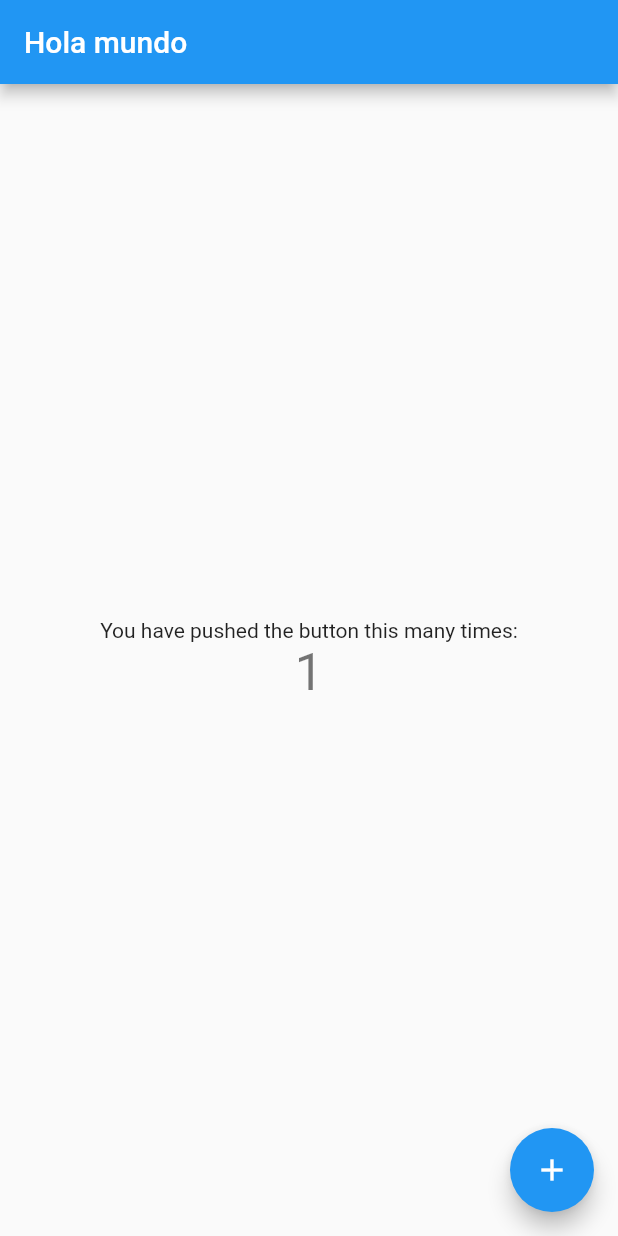
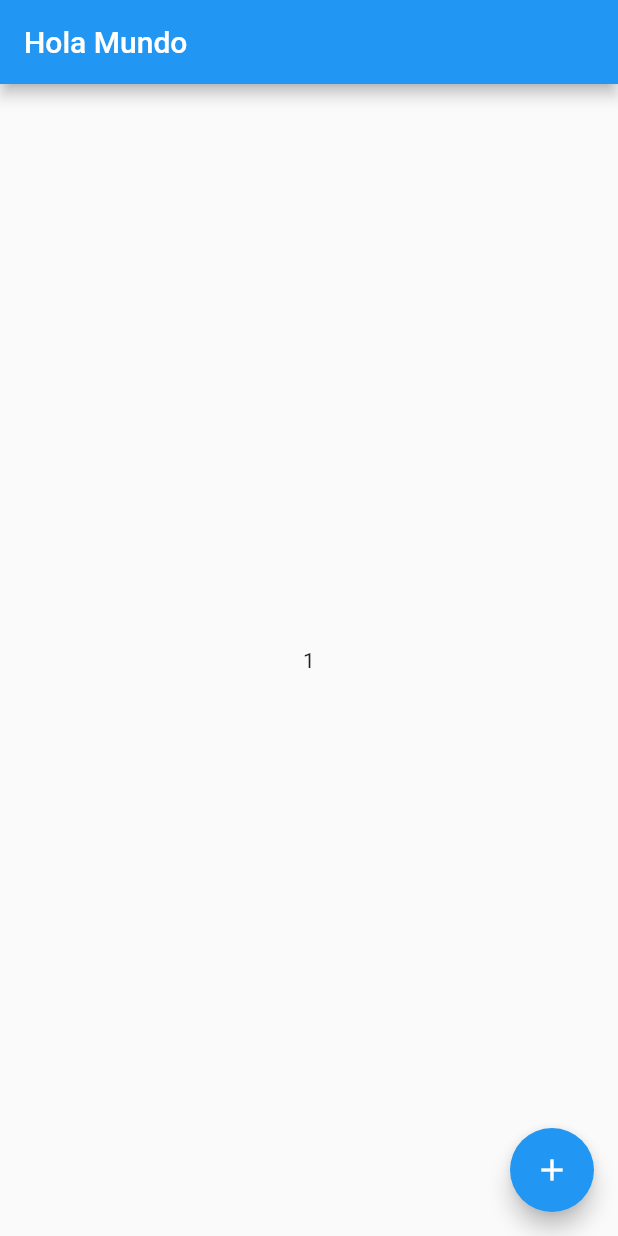
Before and after one commit to juanpayin/Flutter-primeros-pasos, a Flutter app: the screen it shows after launch, after a tap on the "add" icon, on a phone screen of 412 x 824 dp. Run offline on Flutter 3.47's test engine with Material 2 defaults, Android fonts, the phone set to English and light mode, and no system bars.

Commit message:
Hola mundo #StateFul Widget

```diff
--- a/holamundo/lib/main.dart
+++ b/holamundo/lib/main.dart
@@ -1,113 +1,51 @@
 import 'package:flutter/material.dart';
 
-void main() {
-  runApp(MyApp());
-}
+void main() => runApp(MyApp());
 
 class MyApp extends StatelessWidget {
-  // This widget is the root of your application.
+  int contador = 0;
+
   @override
   Widget build(BuildContext context) {
     return MaterialApp(
-      title: 'Flutter Demo',
-      theme: ThemeData(
-        // This is the theme of your application.
-        //
-        // Try running your application with "flutter run". You'll see the
-        // application has a blue toolbar. Then, without quitting the app, try
-        // changing the primarySwatch below to Colors.green and then invoke
-        // "hot reload" (press "r" in the console where you ran "flutter run",
-        // or simply save your changes to "hot reload" in a Flutter IDE).
-        // Notice that the counter didn't reset back to zero; the application
-        // is not restarted.
-        primarySwatch: Colors.blue,
-      ),
-      home: MyHomePage(title: 'Hola mundo'),
+      title: 'Hola Mundo',
+      debugShowCheckedModeBanner: false,
+      home: Contador(),
     );
   }
 }
 
-class MyHomePage extends StatefulWidget {
-  MyHomePage({Key key, this.title}) : super(key: key);
-
-  // This widget is the home page of your application. It is stateful, meaning
-  // that it has a State object (defined below) that contains fields that affect
-  // how it looks.
-
-  // This class is the configuration for the state. It holds the values (in this
-  // case the title) provided by the parent (in this case the App widget) and
-  // used by the build method of the State. Fields in a Widget subclass are
-  // always marked "final".
-
-  final String title;
+class Contador extends StatefulWidget {
+  Contador({Key key}) : super(key: key);
 
   @override
-  _MyHomePageState createState() => _MyHomePageState();
+  _ContadorState createState() => _ContadorState();
 }
 
-class _MyHomePageState extends State<MyHomePage> {
-  int _counter = 0;
+class _ContadorState extends State<Contador> {
 
-  void _incrementCounter() {
-    setState(() {
-      // This call to setState tells the Flutter framework that something has
-      // changed in this State, which causes it to rerun the build method below
-      // so that the display can reflect the updated values. If we changed
-      // _counter without calling setState(), then the build method would not be
-      // called again, and so nothing would appear to happen.
-      _counter++;
-    });
-  }
+  int contador = 0;
 
   @override
   Widget build(BuildContext context) {
-    // This method is rerun every time setState is called, for instance as done
-    // by the _incrementCounter method above.
-    //
-    // The Flutter framework has been optimized to make rerunning build methods
-    // fast, so that you can just rebuild anything that needs updating rather
-    // than having to individually change instances of widgets.
-    return Scaffold(
-      appBar: AppBar(
-        // Here we take the value from the MyHomePage object that was created by
-        // the App.build method, and use it to set our appbar title.
-        title: Text(widget.title),
-      ),
-      body: Center(
-        // Center is a layout widget. It takes a single child and positions it
-        // in the middle of the parent.
-        child: Column(
-          // Column is also a layout widget. It takes a list of children and
-          // arranges them vertically. By default, it sizes itself to fit its
-          // children horizontally, and tries to be as tall as its parent.
-          //
-          // Invoke "debug painting" (press "p" in the console, choose the
-          // "Toggle Debug Paint" action from the Flutter Inspector in Android
-          // Studio, or the "Toggle Debug Paint" command in Visual Studio Code)
-          // to see the wireframe for each widget.
-          //
-          // Column has various properties to control how it sizes itself and
-          // how it positions its children. Here we use mainAxisAlignment to
-          // center the children vertically; the main axis here is the vertical
-          // axis because Columns are vertical (the cross axis would be
-          // horizontal).
-          mainAxisAlignment: MainAxisAlignment.center,
-          children: <Widget>[
-            Text(
-              'You have pushed the button this many times:',
-            ),
-            Text(
-              '$_counter',
-              style: Theme.of(context).textTheme.headline4,
-            ),
-          ],
+    return Container(
+       child: Scaffold(
+        appBar: AppBar(
+          title: Text('Hola Mundo'),
+        ),
+        body: Center(
+          child: Container(
+            child: Text(contador.toString()),
+          ),
+        ),
+        floatingActionButton: FloatingActionButton(
+          child: Icon(Icons.add),
+          onPressed: (){
+            contador++;
+            setState(() {});
+          },
         ),
       ),
-      floatingActionButton: FloatingActionButton(
-        onPressed: _incrementCounter,
-        tooltip: 'Increment',
-        child: Icon(Icons.add),
-      ), // This trailing comma makes auto-formatting nicer for build methods.
     );
   }
 }
```
